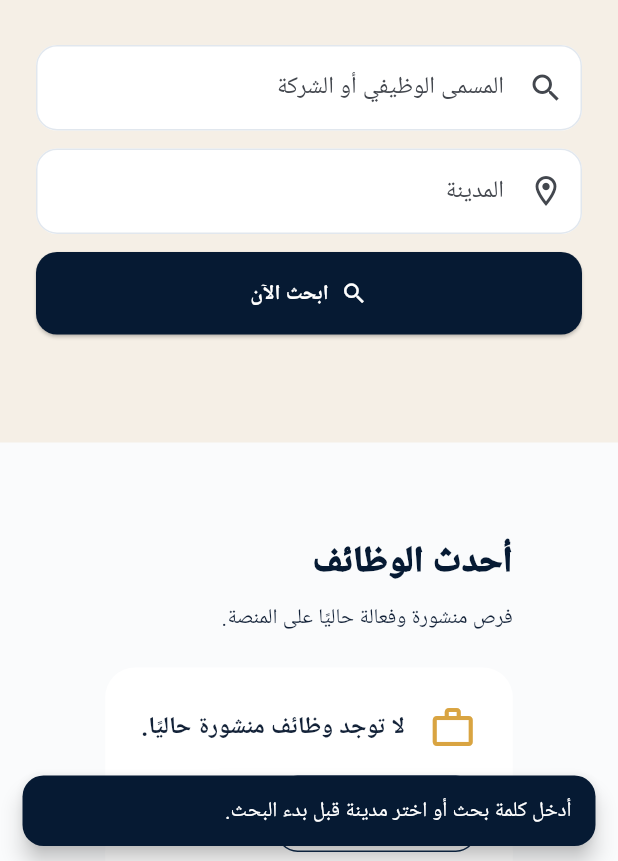
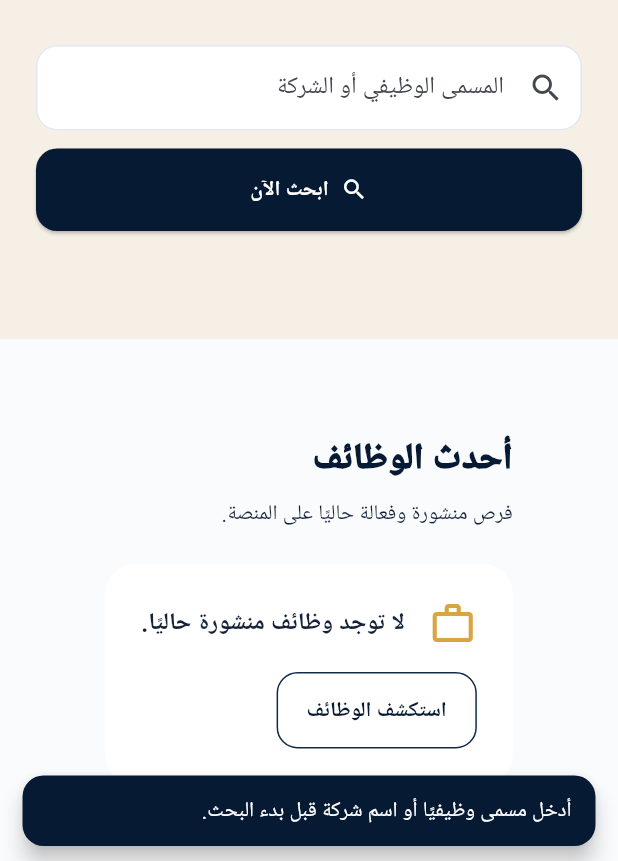
Before and after one commit to redaa4u774201299-crypto/-ys-job-flutter., a Flutter app: the screen it shows after launch, after a tap on "ابحث الآن", on a phone screen of 412 x 824 dp, the part 375-1236 px from its top. Run offline on Flutter 3.47's test engine with Material 3 defaults, Android fonts, the light colour scheme and no system bars; our stand-ins replace cloud_firestore, file_picker, firebase_auth, firebase_core, flutter_riverpod, go_router and 2 more; missing offline and left inert: crop_your_image, firebase_performance; accounts and stored records are empty; Roboto replaces fonts that are missing (Cairo).

Commit message:
Remove city field from home search UI

```diff
--- a/lib/features/home/presentation/home_search.dart
+++ b/lib/features/home/presentation/home_search.dart
@@ -1,22 +1,17 @@
 class HomeSearchCriteria {
-  const HomeSearchCriteria({required this.query, required this.city});
+  const HomeSearchCriteria({required this.query});
 
   final String query;
-  final String city;
 
   String get normalizedQuery => query.trim();
-  String get normalizedCity => city.trim();
 
-  bool get isEmpty => normalizedQuery.isEmpty && normalizedCity.isEmpty;
+  bool get isEmpty => normalizedQuery.isEmpty;
 
   String? get jobsPath {
     if (isEmpty) return null;
     return Uri(
       path: '/jobs',
-      queryParameters: {
-        if (normalizedQuery.isNotEmpty) 'q': normalizedQuery,
-        if (normalizedCity.isNotEmpty) 'city': normalizedCity,
-      },
+      queryParameters: {if (normalizedQuery.isNotEmpty) 'q': normalizedQuery},
     ).toString();
   }
 }
--- a/lib/features/home/presentation/pages/landing_page.dart
+++ b/lib/features/home/presentation/pages/landing_page.dart
@@ -20,28 +20,23 @@ class LandingPage extends ConsumerStatefulWidget {
 
 class _LandingPageState extends ConsumerState<LandingPage> {
   final _searchController = TextEditingController();
-  final _cityController = TextEditingController();
 
   @override
   void dispose() {
     _searchController.dispose();
-    _cityController.dispose();
     super.dispose();
   }
 
   void _search() {
     FocusScope.of(context).unfocus();
-    final criteria = HomeSearchCriteria(
-      query: _searchController.text,
-      city: _cityController.text,
-    );
+    final criteria = HomeSearchCriteria(query: _searchController.text);
     final path = criteria.jobsPath;
     if (path == null) {
       ScaffoldMessenger.of(context)
         ..hideCurrentSnackBar()
         ..showSnackBar(
           const SnackBar(
-            content: Text('أدخل كلمة بحث أو اختر مدينة قبل بدء البحث.'),
+            content: Text('أدخل مسمى وظيفيًا أو اسم شركة قبل بدء البحث.'),
           ),
         );
       return;
@@ -111,14 +106,6 @@ class _LandingPageState extends ConsumerState<LandingPage> {
                                     icon: Icons.search,
                                   ),
                                   const SizedBox(height: 12),
-                                  _SearchField(
-                                    controller: _cityController,
-                                    onSearch: _search,
-                                    label: 'المدينة',
-                                    hintText: 'مثال: صنعاء',
-                                    icon: Icons.location_on_outlined,
-                                  ),
-                                  const SizedBox(height: 12),
                                   ElevatedButton.icon(
                                     onPressed: _search,
                                     icon: const Icon(Icons.search),
@@ -135,16 +122,6 @@ class _LandingPageState extends ConsumerState<LandingPage> {
                                       label: 'المسمى الوظيفي أو الشركة',
                                       hintText: 'مثال: محاسب أو شركة',
                                       icon: Icons.search,
-                                    ),
-                                  ),
-                                  const SizedBox(width: 12),
-                                  Expanded(
-                                    child: _SearchField(
-                                      controller: _cityController,
-                                      onSearch: _search,
-                                      label: 'المدينة',
-                                      hintText: 'مثال: صنعاء',
-                                      icon: Icons.location_on_outlined,
                                     ),
                                   ),
                                   const SizedBox(width: 12),
```
Also changed, not shown: 2 other files.
